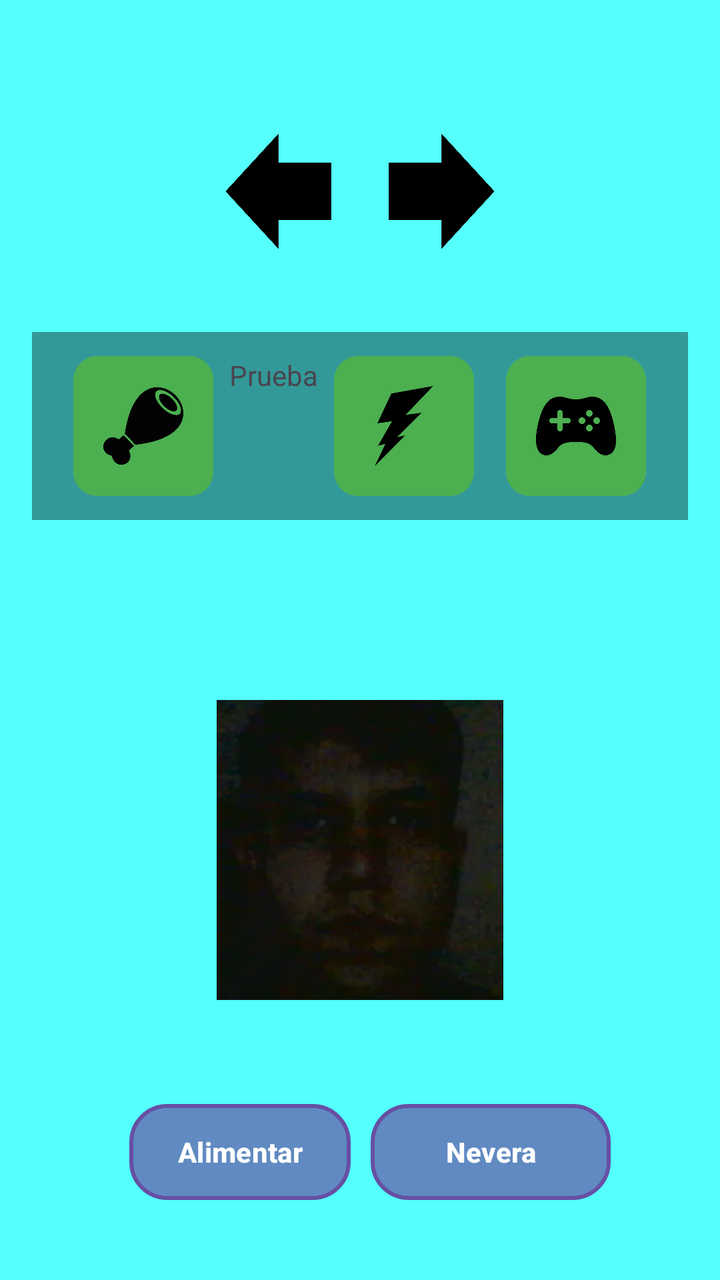
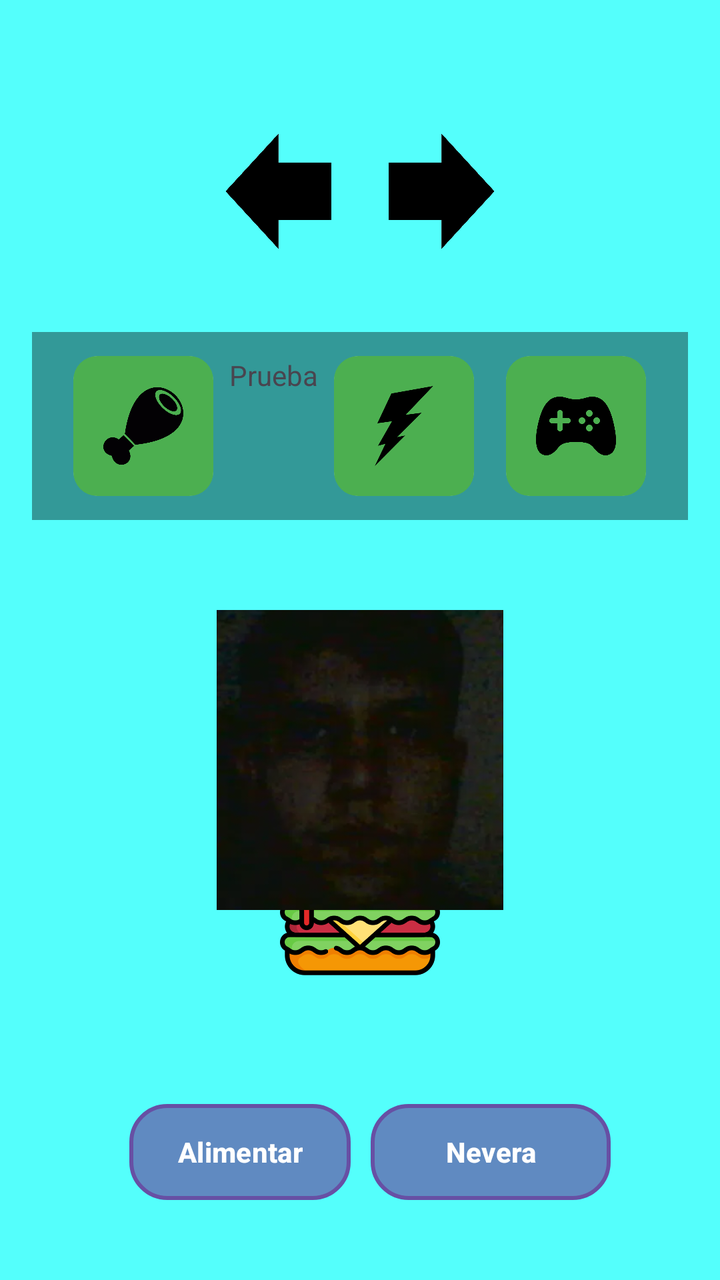

Two renders of the same Android screen: before a commit and after it. Below are the layout's source before the change and the commit's diff.
<!-- AndroidManifest.xml: application theme Theme.Poupirata2 -->
<!-- res/layout/activity_main.xml -->
<?xml version="1.0" encoding="utf-8"?>
<FrameLayout
    xmlns:android="http://schemas.android.com/apk/res/android"
    android:layout_width="match_parent"
    android:layout_height="match_parent">

    
    <ViewFlipper
        android:id="@+id/viewFlipper"
        android:layout_width="match_parent"
        android:layout_height="match_parent">

    
        <FrameLayout
            android:layout_width="match_parent"
            android:layout_height="match_parent">

            
            <ImageView
                android:layout_width="match_parent"
                android:layout_height="match_parent"
                android:src="@drawable/fondo1"
                android:scaleType="centerCrop"/>

            <LinearLayout
                android:layout_width="match_parent"
                android:layout_height="match_parent"
                android:orientation="horizontal"
                android:gravity="bottom|center_horizontal"
                android:layout_marginBottom="40dp">
                
                <Button
                    android:id="@+id/btnAlimentar"
                    android:layout_width="wrap_content"
                    android:layout_height="wrap_content"
                    android:text="Alimentar"
                    android:background="@drawable/button_style"
                    android:textColor="#FFFFFF"
                    android:textStyle="bold"
                    android:backgroundTint="@null"
                    android:layout_marginStart="10dp"/>

                <Button
                    android:id="@+id/btnNevera"
                    android:layout_width="120dp"
                    android:layout_height="wrap_content"
                    android:text="Nevera"
                    android:background="@drawable/button_style"
                    android:textColor="#FFFFFF"
                    android:textStyle="bold"
                    android:backgroundTint="@null"
                    android:layout_marginStart="10dp"/>
            </LinearLayout>
        </FrameLayout>

        
        <FrameLayout
            android:layout_width="match_parent"
            android:layout_height="match_parent">

            
            <ImageView
                android:layout_width="match_parent"
                android:layout_height="match_parent"
                android:src="@drawable/fondo3"
                android:scaleType="centerCrop"/>

            
            <LinearLayout
                android:layout_width="match_parent"
                android:layout_height="match_parent"
                android:orientation="horizontal"
                android:gravity="bottom|center_horizontal"
                android:layout_marginBottom="40dp">

                <Button
                    android:id="@+id/btnDormir"
                    android:layout_width="wrap_content"
                    android:layout_height="wrap_content"
                    android:text="Dormir"
                    android:background="@drawable/button_style"
                    android:textColor="#FFFFFF"
                    android:textStyle="bold"
                    android:backgroundTint="@null"
                    android:layout_marginStart="10dp"/>

                <Button
                    android:id="@+id/btnLogros"
                    android:layout_width="120dp"
                    android:layout_height="wrap_content"
                    android:text="Coche"
                    android:background="@drawable/button_style"
                    android:textColor="#FFFFFF"
                    android:textStyle="bold"
                    android:backgroundTint="@null"
                    android:layout_marginStart="10dp"/>

            </LinearLayout>

        </FrameLayout>



        <FrameLayout
            android:layout_width="match_parent"
            android:layout_height="match_parent">

            
            <ImageView
                android:layout_width="match_parent"
                android:layout_height="match_parent"
                android:src="@drawable/fondo2"
                android:scaleType="centerCrop"/>

            <LinearLayout
                android:layout_width="match_parent"
                android:layout_height="match_parent"
                android:orientation="horizontal"
                android:gravity="bottom|center_horizontal"
                android:layout_marginBottom="40dp">

                <Button
                    android:id="@+id/btnJugar"
                    android:layout_width="wrap_content"
                    android:layout_height="wrap_content"
                    android:text="Jugar"
                    android:background="@drawable/button_style"
                    android:textColor="#FFFFFF"
                    android:textStyle="bold"
                    android:backgroundTint="@null"
                    android:layout_marginStart="10dp"/>

                <Button
                    android:id="@+id/btnCoche"
                    android:layout_width="120dp"
                    android:layout_height="wrap_content"
                    android:text="Coche"
                    android:background="@drawable/button_style"
                    android:textColor="#FFFFFF"
                    android:textStyle="bold"
                    android:backgroundTint="@null"
                    android:layout_marginStart="10dp"/>

            </LinearLayout>

        </FrameLayout>



    </ViewFlipper>

    
    <LinearLayout
        android:id="@+id/layoutMain"
        android:layout_width="match_parent"
        android:layout_height="match_parent"
        android:orientation="vertical"
        android:gravity="center_horizontal"
        android:padding="16dp">

        
        <LinearLayout
            android:paddingTop="50dp"
            android:layout_width="match_parent"
            android:layout_height="wrap_content"
            android:orientation="horizontal"
            android:gravity="center">

            <ImageButton
                android:id="@+id/btnFlecha1"
                android:layout_width="60dp"
                android:layout_height="60dp"
                android:src="@drawable/flechaizquierda"
                android:background="@android:color/transparent"
                android:scaleType="fitCenter"/>

            <Space
                android:layout_width="20dp"
                android:layout_height="1dp"/>

            <ImageButton
                android:id="@+id/btnFlecha2"
                android:layout_width="60dp"
                android:layout_height="60dp"
                android:src="@drawable/flechaderecha"
                android:background="@android:color/transparent"
                android:scaleType="fitCenter"/>
        </LinearLayout>

        <Space
            android:layout_width="match_parent"
            android:layout_height="40dp"/>

        <LinearLayout
            android:layout_width="match_parent"
            android:layout_height="wrap_content"
            android:gravity="center_horizontal"
            android:background="#66000000"
            android:padding="12dp">

            
            

            <FrameLayout
                android:layout_marginHorizontal="8dp"
                android:id="@+id/boxHambre"
                android:layout_width="70dp"
                android:layout_height="70dp"
                android:background="@drawable/stat_border"
                android:clipToOutline="true">



                <View
                    android:id="@+id/fillHambre"
                    android:layout_width="match_parent"
                    android:layout_height="match_parent"
                    android:layout_gravity="bottom"
                    android:background="#4CAF50"/>

                <ImageView
                    android:layout_width="40dp"
                    android:layout_height="40dp"
                    android:src="@drawable/ic_hambre"
                    android:layout_gravity="center"/>

            </FrameLayout>

            
            

            <TextView
                android:id="@+id/testHambre"
                android:layout_width="wrap_content"
                android:layout_height="match_parent"
                android:text="Prueba"/>

            <FrameLayout
                android:layout_marginHorizontal="8dp"
                android:id="@+id/boxEnergia"
                android:layout_width="70dp"
                android:layout_height="70dp"
                android:background="@drawable/stat_border"
                android:clipToOutline="true">

                <View
                    android:id="@+id/fillEnergia"
                    android:layout_width="match_parent"
                    android:layout_height="match_parent"
                    android:layout_gravity="bottom"
                    android:background="#4CAF50"/>

                <ImageView
                    android:layout_width="40dp"
                    android:layout_height="40dp"
                    android:src="@drawable/ic_energia"
                    android:layout_gravity="center"/>

            </FrameLayout>

            
            

            <FrameLayout
                android:id="@+id/boxFelicidad"
                android:layout_width="70dp"
                android:layout_height="70dp"
                android:background="@drawable/stat_border"
                android:clipToOutline="true"
                android:layout_marginHorizontal="8dp">

                <View
                    android:id="@+id/fillFelicidad"
                    android:layout_width="match_parent"
                    android:layout_height="match_parent"
                    android:layout_gravity="bottom"
                    android:background="#4CAF50"/>

                <ImageView
                    android:layout_width="40dp"
                    android:layout_height="40dp"
                    android:src="@drawable/ic_felicidad"
                    android:layout_gravity="center"/>

            </FrameLayout>

        </LinearLayout>

        <Space
            android:layout_width="match_parent"
            android:layout_height="90dp"/>

        
        <ImageView
            android:id="@+id/imgMascota"
            android:layout_width="150dp"
            android:layout_height="150dp"
            android:src="@drawable/ic_mascota"
            android:layout_marginBottom="20dp"/>

    </LinearLayout>

</FrameLayout>
<!-- resources referenced by this layout -->
<resources>
  <!-- drawable button_style (drawable) -->
  <?xml version="1.0" encoding="utf-8"?>
  <shape xmlns:android="http://schemas.android.com/apk/res/android">
  
      <solid android:color="#AAFFFFFF"/>
  
      <corners android:radius="18dp"/>
  
      <stroke
          android:width="2dp"
          android:color="#FFFFFF"/>
  
      <padding
          android:left="12dp"
          android:top="8dp"
          android:right="12dp"
          android:bottom="8dp"/>
  
  </shape>
  <!-- drawable flechaderecha: png bitmap (drawable, 6827 bytes) -->
  <!-- drawable flechaizquierda: png bitmap (drawable, 7644 bytes) -->
  <!-- drawable fondo1: png bitmap (drawable, 237 bytes) -->
  <!-- drawable fondo2: png bitmap (drawable, 237 bytes) -->
  <!-- drawable fondo3: png bitmap (drawable, 237 bytes) -->
  <!-- drawable ic_energia: png bitmap (drawable, 9034 bytes) -->
  <!-- drawable ic_felicidad: png bitmap (drawable, 11096 bytes) -->
  <!-- drawable ic_hambre: png bitmap (drawable, 7896 bytes) -->
  <!-- drawable ic_mascota: png bitmap (drawable, 108477 bytes) -->
  <!-- drawable stat_border (drawable) -->
  <?xml version="1.0" encoding="utf-8"?>
  <shape xmlns:android="http://schemas.android.com/apk/res/android">
  
      <solid android:color="#333333"/>
  
      <stroke
          android:width="2dp"
          android:color="#FFFFFF"/>
  
      <corners android:radius="12dp"/>
  
  </shape>
  <style name="Theme.Poupirata2" parent="Base.Theme.Poupirata2" />
  <style name="Base.Theme.Poupirata2" parent="Theme.Material3.DayNight.NoActionBar">
          
          
      </style>
</resources>

<!-- the commit's change to res/layout/activity_main.xml (unified diff, before → after) -->
@@ -22,6 +22,14 @@
                 android:src="@drawable/fondo1"
                 android:scaleType="centerCrop"/>
 
+            <ImageView
+                android:id="@+id/imgComida"
+                android:layout_width="80dp"
+                android:layout_height="80dp"
+                android:src="@drawable/ic_comida"
+                android:layout_gravity="bottom|center_horizontal"
+                android:layout_margin="150dp"/>
+
             <LinearLayout
                 android:layout_width="match_parent"
                 android:layout_height="match_parent"
@@ -29,6 +37,7 @@
                 android:gravity="bottom|center_horizontal"
                 android:layout_marginBottom="40dp">
                 
+
                 <Button
                     android:id="@+id/btnAlimentar"
                     android:layout_width="wrap_content"
@@ -288,7 +297,7 @@
 
         <Space
             android:layout_width="match_parent"
-            android:layout_height="90dp"/>
+            android:layout_height="45dp"/>
 
         
         <ImageView
<!-- resource entries referenced after the edit -->
@@ -24,6 +24,7 @@
   <!-- drawable fondo1: png bitmap (drawable, 237 bytes) -->
   <!-- drawable fondo2: png bitmap (drawable, 237 bytes) -->
   <!-- drawable fondo3: png bitmap (drawable, 237 bytes) -->
+  <!-- drawable ic_comida: png bitmap (drawable, 40012 bytes) -->
   <!-- drawable ic_energia: png bitmap (drawable, 9034 bytes) -->
   <!-- drawable ic_felicidad: png bitmap (drawable, 11096 bytes) -->
   <!-- drawable ic_hambre: png bitmap (drawable, 7896 bytes) -->
